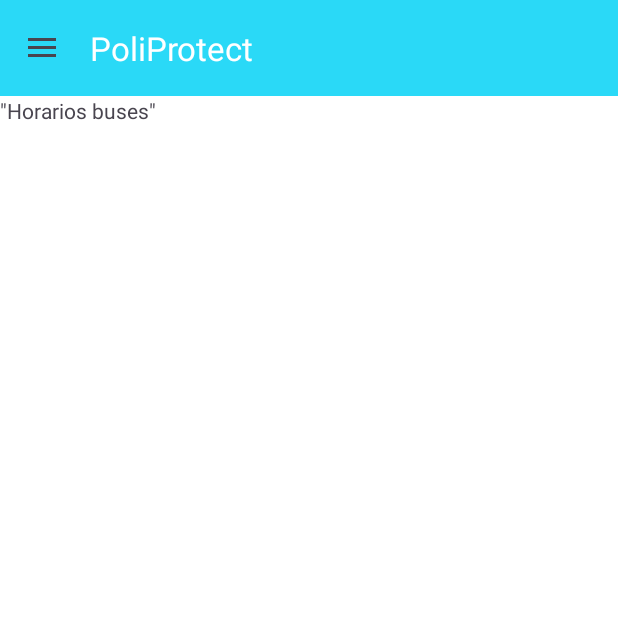
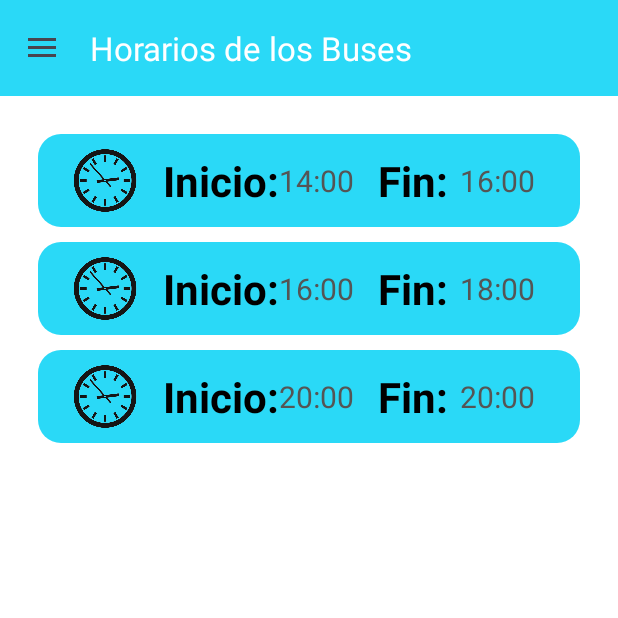
Before and after one commit to jazch08/amst-PoliProtect, an Android app: the entorno_principal screen opened directly, with no data from a screen before it, after a tap on "Horarios de los buses", on a phone screen of 412 x 824 dp, the top half of it. Run offline under Robolectric (Android 15) with nearby library versions, the phone set to English and light mode, and no system bars; our stand-ins replace Firebase (no records; nobody signed in at launch, a user with empty details on screens opened directly), Picasso; 3 statements that could not run were skipped; 1 other tap on this screen came first.

Commit message:
ApyKey ListHorarioXML

```diff
--- /dev/null
+++ b/app/src/main/java/com/example/amst_proyecto/AdapterItemHorario.java
@@ -0,0 +1,72 @@
+package com.example.amst_proyecto;
+
+import android.view.LayoutInflater;
+import android.view.View;
+import android.view.ViewGroup;
+import android.widget.AdapterView;
+import android.widget.TextView;
+
+import androidx.annotation.NonNull;
+import androidx.recyclerview.widget.RecyclerView;
+
+import java.util.List;
+
+public class AdapterItemHorario  extends RecyclerView.Adapter<AdapterItemHorario.ViewHolder>{
+    private List<String> listHoraInicio;
+    private List<String> listHoraFin;
+    private OnItemClickListener clickListener;
+
+    public interface OnItemClickListener {
+        void onItemClick(int position);
+    }
+
+    public void setOnItemClickListener(OnItemClickListener listener) {
+        this.clickListener = listener;
+    }
+
+    public AdapterItemHorario(List<String> listHoraInicio, List<String> listHoraFin) {
+        this.listHoraInicio = listHoraInicio;
+        this.listHoraFin = listHoraFin;
+    }
+
+    @NonNull
+    @Override
+    public ViewHolder onCreateViewHolder(@NonNull ViewGroup parent, int viewType) {
+        View view = LayoutInflater.from(parent.getContext()).inflate(R.layout.item_horario, parent, false);
+        return new ViewHolder(view);
+    }
+
+    @Override
+    public void onBindViewHolder(@NonNull ViewHolder holder, int position) {
+        String horaInicio = listHoraInicio.get(position);
+        String horaFin = listHoraFin.get(position);
+
+        holder.itemTextViewInicio.setText(horaInicio);
+        holder.itemTextViewFin.setText(horaFin);
+
+        holder.itemView.findViewById(R.id.idItemHorarioLayout).setOnClickListener(new View.OnClickListener() {
+            @Override
+            public void onClick(View view) {
+                if (clickListener != null) {
+                    clickListener.onItemClick(position);
+                }
+            }
+        });
+    }
+
+    @Override
+    public int getItemCount() {
+        return listHoraInicio.size();
+    }
+
+    public class ViewHolder extends RecyclerView.ViewHolder {
+        TextView itemTextViewInicio;
+        TextView itemTextViewFin;
+
+        public ViewHolder(@NonNull View itemView) {
+            super(itemView);
+            itemTextViewInicio = itemView.findViewById(R.id.idItemHorarioInicio);
+            itemTextViewFin = itemView.findViewById(R.id.idItemHorarioFin);
+        }
+    }
+}
--- /dev/null
+++ b/app/src/main/java/com/example/amst_proyecto/HorariosBusesFragment.java
@@ -0,0 +1,16 @@
+package com.example.amst_proyecto;
+
+import android.os.Bundle;
+
+import androidx.fragment.app.Fragment;
+
+import android.view.LayoutInflater;
+import android.view.View;
+import android.view.ViewGroup;
+public class HorariosBusesFragment extends Fragment {
+
+    @Override
+    public View onCreateView(LayoutInflater inflater, ViewGroup container, Bundle savedInstanceState) {
+        return inflater.inflate(R.layout.fragment_horarios_buses, container, false);
+    }
+}
--- a/app/src/main/java/com/example/amst_proyecto/HorrariosBusesFragment.java
+++ /dev/null
@@ -1,18 +0,0 @@
-package com.example.amst_proyecto;
-
-import android.os.Bundle;
-
-import androidx.fragment.app.Fragment;
-
-import android.view.LayoutInflater;
-import android.view.View;
-import android.view.ViewGroup;
-public class HorrariosBusesFragment extends Fragment {
-
-    @Override
-    public View onCreateView(LayoutInflater inflater, ViewGroup container,
-                             Bundle savedInstanceState) {
-
-        return inflater.inflate(R.layout.fragment_horrarios_buses, container, false);
-    }
-}
--- a/app/src/main/java/com/example/amst_proyecto/MainActivity.java
+++ b/app/src/main/java/com/example/amst_proyecto/MainActivity.java
@@ -8,7 +8,7 @@ import android.os.Handler;
 
 public class MainActivity extends AppCompatActivity {
 
-    private static final int DELAY_TIME = 4000; // 5 segundos
+    private static final int DELAY_TIME = 4000; // 4 segundos
     private Handler splash;
     private Intent intentLogin;
 
--- a/app/src/main/java/com/example/amst_proyecto/entorno_principal.java
+++ b/app/src/main/java/com/example/amst_proyecto/entorno_principal.java
@@ -9,10 +9,13 @@ import androidx.core.content.ContextCompat;
 import androidx.core.view.GravityCompat;
 import androidx.drawerlayout.widget.DrawerLayout;
 import androidx.fragment.app.FragmentManager;
+import androidx.recyclerview.widget.LinearLayoutManager;
+import androidx.recyclerview.widget.RecyclerView;
 
 import android.Manifest;
 import android.content.Intent;
 import android.content.pm.PackageManager;
+import android.content.res.ColorStateList;
 import android.os.Bundle;
 import android.os.Handler;
 import android.os.Looper;
@@ -21,6 +24,7 @@ import android.view.MenuItem;
 import android.view.View;
 import android.widget.ImageView;
 import android.widget.TextView;
+import android.widget.Toast;
 
 import com.google.android.gms.maps.CameraUpdateFactory;
 import com.google.android.gms.maps.GoogleMap;
@@ -32,9 +36,12 @@ import com.google.android.material.navigation.NavigationView;
 import com.google.firebase.auth.FirebaseAuth;
 import com.squareup.picasso.Picasso;
 
+import java.util.ArrayList;
 import java.util.HashMap;
+import java.util.List;
+import java.util.Objects;
 
-public class entorno_principal extends AppCompatActivity implements OnMapReadyCallback {
+public class entorno_principal extends AppCompatActivity implements OnMapReadyCallback, AdapterItemHorario.OnItemClickListener {
 
     // Declaracion de los elementos relacionado a la interfaz grafica
     private Toolbar toolbar;
@@ -48,8 +55,11 @@ public class entorno_principal extends AppCompatActivity implements OnMapReadyCa
     private MapView mapView;
     private GoogleMap googleMap;
 
-    // Daclaracion de variables relacionada a los permisos
+    // Declaracion de variables relacionada a los permisos
     private static final int REQUEST_LOCATION_PERMISSION = 1;
+
+    // Declaracion de Adaptadores
+    private AdapterItemHorario adapterHorario;
 
     @Override
     protected void onCreate(Bundle savedInstanceState) {
@@ -78,7 +88,7 @@ public class entorno_principal extends AppCompatActivity implements OnMapReadyCa
         loadDataUser();
 
         if(savedInstanceState == null){
-            getSupportFragmentManager().beginTransaction().replace(R.id.fragmentContainer, new HorrariosBusesFragment()).commit();
+            getSupportFragmentManager().beginTransaction().replace(R.id.fragmentContainer, new HorariosBusesFragment()).commit();
             navigationView.setCheckedItem(R.id.idAdminHorariosBuses);
         }
 
@@ -91,6 +101,7 @@ public class entorno_principal extends AppCompatActivity implements OnMapReadyCa
 
                 // Eventos para el administrador
                 if(idItem == R.id.idAdminHorariosBuses){
+
 
                 } else if (idItem == R.id.idAdminVisualizarBuses) {
 
@@ -112,9 +123,62 @@ public class entorno_principal extends AppCompatActivity implements OnMapReadyCa
 
                 // Eventos para el estudiante
                 else if (idItem == R.id.idEstudianteHorariosBuses) {
+                    // Definir el titulo de la toolbar
+                    toolbar.setTitle("Horarios de los Buses");
+
                     // Infla el archivo xml en el contenedor de la actividad
-                    getSupportFragmentManager().beginTransaction().replace(R.id.fragmentContainer, new HorrariosBusesFragment()).commit();
+                    //getSupportFragmentManager().beginTransaction().replace(R.id.fragmentContainer, new HorrariosBusesFragment()).commit();
+
+                    // Declara el objeto que representa el archivo xml que se piensa inflar
+                    HorariosBusesFragment horariosBusesFragment = new HorariosBusesFragment();
+
+                    // Infla el archivo xml en el contenedor de la actividad
+                    FragmentManager fragmentManager = getSupportFragmentManager();
+                    fragmentManager.beginTransaction()
+                            .replace(R.id.fragmentContainer, horariosBusesFragment)
+                            .commit();
+
+                    // Las modificaciones de elementos de la interfaz grafica se generan despues de 1ms
+                    // Nota: Se debe esperar un tiempo para inflar el xml, o si no genera error.
+                    Handler handler = new Handler();
+                    handler.postDelayed(new Runnable() {
+                        @Override
+                        public void run() {
+                            new Handler(Looper.getMainLooper()).post(new Runnable() {
+                                @Override
+                                public void run() {
+
+                                    // Se implementa los elementos para el recycleView, en este caso los horarios
+                                    RecyclerView recyclerViewHorario;
+                                    recyclerViewHorario = horariosBusesFragment.requireView().findViewById(R.id.idRecycleViewHorarios);
+                                    LinearLayoutManager layoutManager = new LinearLayoutManager(entorno_principal.this);
+                                    recyclerViewHorario.setLayoutManager(layoutManager);
+
+                                    List<String> horasinicio = new ArrayList<>();
+                                    List<String> horasfin = new ArrayList<>();
+
+                                    // Agregar arreglos a la lista de listas
+                                    horasinicio.add("14:00");
+                                    horasinicio.add("16:00");
+                                    horasinicio.add("20:00");
+
+                                    horasfin.add("16:00");
+                                    horasfin.add("18:00");
+                                    horasfin.add("20:00");
+
+                                    adapterHorario = new AdapterItemHorario(horasinicio,horasfin);
+                                    adapterHorario.setOnItemClickListener(entorno_principal.this);
+                                    recyclerViewHorario.setAdapter(adapterHorario);
+
+                                }
+                            });
+                        }
+                    }, 1);
+
                 } else if (idItem == R.id.idEstudiantReporteMap) {
+                    // Definir el titulo de la toolbar
+                    toolbar.setTitle("Reporte");
+
                     // Declara el objeto que representa el archivo xml que se piensa inflar
                     UbicacionBusesFragment ubicacionBusesFragment = new UbicacionBusesFragment();
 
@@ -145,7 +209,7 @@ public class entorno_principal extends AppCompatActivity implements OnMapReadyCa
                             new Handler(Looper.getMainLooper()).post(new Runnable() {
                                 @Override
                                 public void run() {
-                                    mapView = ubicacionBusesFragment.getView().findViewById(R.id.mapViewImage);
+                                    mapView = ubicacionBusesFragment.requireView().findViewById(R.id.mapViewImage);
                                     mapView.onCreate(savedInstanceState);
                                     mapView.getMapAsync(entorno_principal.this);
                                 }
@@ -171,6 +235,52 @@ public class entorno_principal extends AppCompatActivity implements OnMapReadyCa
         });
 
     }
+
+    // Definir el evento onClick para in item de AdapterHorario
+    @Override
+    public void onItemClick(int position) {
+        // Mensaje
+        Toast.makeText(this, "Elemento en la posición " + position + " clickeado", Toast.LENGTH_SHORT).show();
+/*
+        // Declara el objeto que representa el archivo xml que se piensa inflar
+        UbicacionBusesFragment ubicacionBusesFragment = new UbicacionBusesFragment();
+
+        // Infla el archivo xml en el contenedor de la actividad
+
+
+        FragmentManager fragmentManager = getSupportFragmentManager();
+        fragmentManager.beginTransaction()
+                .replace(R.id.fragmentContainer, ubicacionBusesFragment)
+                .commit();
+
+        // Las modificaciones de elementos de la interfaz grafica se generan despues de 1ms
+        // Nota: Se debe esperar un tiempo para inflar el xml, o si no genera error.
+        Handler handler = new Handler();
+        handler.postDelayed(new Runnable() {
+            @Override
+            public void run() {
+
+                if (ContextCompat.checkSelfPermission(entorno_principal.this, Manifest.permission.ACCESS_FINE_LOCATION)
+                        != PackageManager.PERMISSION_GRANTED) {
+                    // El permiso no se ha concedido, se solicita al usuario
+                    ActivityCompat.requestPermissions(entorno_principal.this,
+                            new String[]{Manifest.permission.ACCESS_FINE_LOCATION},
+                            REQUEST_LOCATION_PERMISSION);
+                } else {
+                    // El permiso ya se ha concedido, puedes realizar las operaciones relacionadas con la ubicación
+                    // aquí mismo o en algún otro lugar de tu código.
+                }
+
+                mapView = ubicacionBusesFragment.requireView().findViewById(R.id.mapViewImage);
+                //mapView.onCreate(savedInstanceState);
+                mapView.getMapAsync(entorno_principal.this);
+
+
+
+            }
+        }, 1);*/
+    }
+
 
     // Define los parametros del elemnto que representa googleMaps
     @Override
--- /dev/null
+++ b/app/src/main/res/color/navigation_item_colors.xml
@@ -0,0 +1,5 @@
+<?xml version="1.0" encoding="utf-8"?>
+<selector xmlns:android="http://schemas.android.com/apk/res/android">
+    <item android:color="@color/fondo" android:state_selected="true" />
+    <item android:color="@color/black" android:state_selected="false" />
+</selector>
--- /dev/null
+++ b/app/src/main/res/drawable/item_horario_background_click.xml
@@ -0,0 +1,15 @@
+<?xml version="1.0" encoding="utf-8"?>
+<selector xmlns:android="http://schemas.android.com/apk/res/android">
+    <item android:state_pressed="true">
+        <shape android:shape="rectangle">
+            <corners android:radius="15dp" />
+            <solid android:color="@color/fondo_claro" />
+        </shape>
+    </item>
+    <item android:state_pressed="false">
+        <shape android:shape="rectangle">
+            <corners android:radius="15dp" />
+            <solid android:color="@color/fondo" />
+        </shape>
+    </item>
+</selector>
--- a/app/src/main/res/layout/activity_entorno_principal.xml
+++ b/app/src/main/res/layout/activity_entorno_principal.xml
@@ -48,10 +48,13 @@
             android:layout_height="match_parent"
             android:layout_gravity="start"
             android:background="@color/white"
+            android:clickable="true"
+            android:clipChildren="true"
+            android:focusable="auto"
             app:headerLayout="@layout/menu_principal_headeruser"
             app:itemBackground="@drawable/menu_option_click"
-            app:itemIconTint="@color/black"
-            app:itemTextColor="@color/black" />
+            app:itemIconTint="@color/navigation_item_colors"
+            app:itemTextColor="@color/navigation_item_colors" />
 
 
     </androidx.drawerlayout.widget.DrawerLayout>
--- a/app/src/main/res/layout/fragment_horrarios_buses.xml
+++ b/app/src/main/res/layout/fragment_horarios_buses.xml
@@ -3,12 +3,16 @@
     xmlns:tools="http://schemas.android.com/tools"
     android:layout_width="match_parent"
     android:layout_height="match_parent"
-    tools:context=".HorrariosBusesFragment">
+    tools:context=".HorariosBusesFragment">
 
     <!-- TODO: Update blank fragment layout -->
-    <TextView
+
+    <androidx.recyclerview.widget.RecyclerView
+        android:id="@+id/idRecycleViewHorarios"
         android:layout_width="match_parent"
         android:layout_height="match_parent"
-        android:text="&quot;Horarios buses&quot;" />
+        android:layout_margin="25dp"
+        android:clickable="true"
+        android:focusable="true" />
 
 </FrameLayout>
--- /dev/null
+++ b/app/src/main/res/layout/item_horario.xml
@@ -0,0 +1,95 @@
+<LinearLayout xmlns:android="http://schemas.android.com/apk/res/android"
+    xmlns:app="http://schemas.android.com/apk/res-auto"
+    xmlns:tools="http://schemas.android.com/tools"
+    android:id="@+id/idItemHorarioLayout"
+    android:layout_width="match_parent"
+    android:layout_height="wrap_content"
+    android:layout_marginBottom="10dp"
+    android:background="@drawable/item_horario_background_click"
+    android:clickable="true"
+    android:focusable="true"
+    android:gravity="center_vertical"
+    android:orientation="horizontal"
+    android:padding="6dp">
+
+    <Space
+        android:layout_width="wrap_content"
+        android:layout_height="match_parent"
+        android:layout_weight="1" />
+
+    <ImageView
+        android:id="@+id/imageView5"
+        android:layout_width="0dp"
+        android:layout_height="50dp"
+        android:layout_weight="3"
+        app:srcCompat="@drawable/reloj_icon" />
+
+    <Space
+        android:layout_width="wrap_content"
+        android:layout_height="match_parent"
+        android:layout_weight="1" />
+
+    <LinearLayout
+        android:layout_width="wrap_content"
+        android:layout_height="match_parent"
+        android:gravity="center_vertical"
+        android:orientation="horizontal">
+
+        <TextView
+            android:id="@+id/textView6"
+            android:layout_width="wrap_content"
+            android:layout_height="wrap_content"
+            android:layout_weight="1"
+            android:text="@string/inicio"
+            android:textColor="@color/black"
+            android:textSize="28sp"
+            android:textStyle="bold" />
+
+        <TextView
+            android:id="@+id/idItemHorarioInicio"
+            android:layout_width="wrap_content"
+            android:layout_height="wrap_content"
+            android:layout_weight="1"
+            android:text="14:00"
+            android:textColor="@color/Olvidado_contraseña_color"
+            android:textSize="20sp" />
+    </LinearLayout>
+
+    <Space
+        android:layout_width="wrap_content"
+        android:layout_height="match_parent"
+        android:layout_weight="1" />
+
+    <LinearLayout
+        android:layout_width="wrap_content"
+        android:layout_height="match_parent"
+        android:layout_weight="1"
+        android:gravity="center_vertical"
+        android:orientation="horizontal">
+
+        <TextView
+            android:id="@+id/textView8"
+            android:layout_width="wrap_content"
+            android:layout_height="wrap_content"
+            android:layout_weight="1"
+            android:text="@string/fin"
+            android:textColor="@color/black"
+            android:textSize="28sp"
+            android:textStyle="bold" />
+
+        <TextView
+            android:id="@+id/idItemHorarioFin"
+            android:layout_width="wrap_content"
+            android:layout_height="wrap_content"
+            android:layout_weight="1"
+            android:text="16:00"
+            android:textColor="@color/Olvidado_contraseña_color"
+            android:textSize="20sp" />
+    </LinearLayout>
+
+    <Space
+        android:layout_width="wrap_content"
+        android:layout_height="match_parent"
+        android:layout_weight="1" />
+
+</LinearLayout>
--- a/app/src/main/res/menu/menu_principal_administrador.xml
+++ b/app/src/main/res/menu/menu_principal_administrador.xml
@@ -2,30 +2,44 @@
 <menu xmlns:android="http://schemas.android.com/apk/res/android">
     <item
         android:id="@+id/idAdminHorariosBuses"
+        android:checkable="true"
+        android:checked="true"
         android:icon="@drawable/horario_icon"
         android:title="@string/horarios_buses" />
     <item
         android:id="@+id/idAdminVisualizarBuses"
+        android:checkable="true"
+        android:checked="true"
         android:icon="@drawable/ubicacion_buses_icon"
         android:title="@string/ubicacion_buses" />
     <item
         android:id="@+id/idAdminReporteMap"
+        android:checkable="true"
+        android:checked="true"
         android:icon="@drawable/reprote_icon"
         android:title="@string/reporte" />
     <item
         android:id="@+id/idEditarHorarios"
+        android:checkable="true"
+        android:checked="true"
         android:icon="@drawable/editarhorario_icon"
         android:title="@string/editar_horario" />
     <item
         android:id="@+id/idAdminAgregarHorario"
+        android:checkable="true"
+        android:checked="true"
         android:icon="@drawable/agregarhorario_icon"
         android:title="@string/agregar_horario" />
     <item
         android:id="@+id/idAdminListaReporte"
+        android:checkable="true"
+        android:checked="true"
         android:icon="@drawable/listareportes_icon"
         android:title="@string/lista_reportes" />
     <item
         android:id="@+id/idAdminCerrarSesion"
+        android:checkable="true"
+        android:checked="true"
         android:icon="@drawable/cerrarsesion_icon"
         android:title="@string/cerrar_sesion" />
 </menu>
--- a/app/src/main/res/menu/menu_principal_estudiante.xml
+++ b/app/src/main/res/menu/menu_principal_estudiante.xml
@@ -2,14 +2,20 @@
 <menu xmlns:android="http://schemas.android.com/apk/res/android">
     <item
         android:id="@+id/idEstudianteHorariosBuses"
+        android:checkable="true"
+        android:checked="true"
         android:icon="@drawable/horario_icon"
         android:title="@string/horarios_buses" />
     <item
         android:id="@+id/idEstudiantReporteMap"
+        android:checkable="true"
+        android:checked="true"
         android:icon="@drawable/reprote_icon"
         android:title="@string/reporte" />
     <item
         android:id="@+id/idEstudiantCerrarSesion"
+        android:checkable="true"
+        android:checked="true"
         android:icon="@drawable/cerrarsesion_icon"
         android:title="@string/cerrar_sesion" />
 </menu>
--- a/app/src/main/res/values/colors.xml
+++ b/app/src/main/res/values/colors.xml
@@ -4,9 +4,12 @@
     <color name="white">#FFFFFFFF</color>
 
     <color name="fondo">#FF2AD9F7</color>
+    <color name="fondo_claro">#FF58E4FC</color>
     <color name="hint_color">#FF888888</color>
     <color name="Olvidado_contraseña_color">#FF555555</color>
     <color name="boton_google">#FFDDDDDD</color>
     <color name="forgot">#18a5d9</color>
 
+
+
 </resources>
--- a/app/src/main/res/values/strings.xml
+++ b/app/src/main/res/values/strings.xml
@@ -1,6 +1,9 @@
 <?xml version="1.0" encoding="utf-8"?>
 <resources>
     <string name="app_name">PoliProtect</string>
+
+    <string name="inicio">Inicio: </string>
+    <string name="fin">Fin: </string>
 
     <string name="bienvenido"><font color="#FFFFFFFF"><b>Bienvenido</b></font></string>
 
@@ -13,8 +16,8 @@
     <string name="no_cuenta">¿Aun no tienes una cuenta?</string>
     <string name="registrarse"><u>Registrarse</u></string>
     <string name="mostrar_contraseña">Mostrar</string>
-    <string name="default_web_client_id">default_web_client_id</string>
 
+    <string name="default_web_client_id">906374933031-u51ns6s7t70bt185bqfkqocbmu3qauqc.apps.googleusercontent.com</string>
     <string name="horarios_buses">Horarios de los buses</string>
     <string name="reporte">Reporte</string>
     <string name="cerrar_sesion">Cerrar sesion</string>
--- a/build.gradle
+++ b/build.gradle
@@ -16,6 +16,9 @@ plugins {
     id 'com.android.application' version '8.0.2' apply false
     id 'com.android.library' version '8.0.2' apply false
 
+    // Permite utilizar los servicios de firebase
+    id 'com.google.gms.google-services' version '4.3.15' apply false
+
     // Integra los complementos para utilizar la API de googleMaps
     id 'com.google.android.libraries.mapsplatform.secrets-gradle-plugin' version '2.0.1' apply false
 }
```
Also changed, not shown: app/build.gradle (+8 -7 lines), app/src/main/res/drawable/reloj_icon.png (added), 1 other file.
